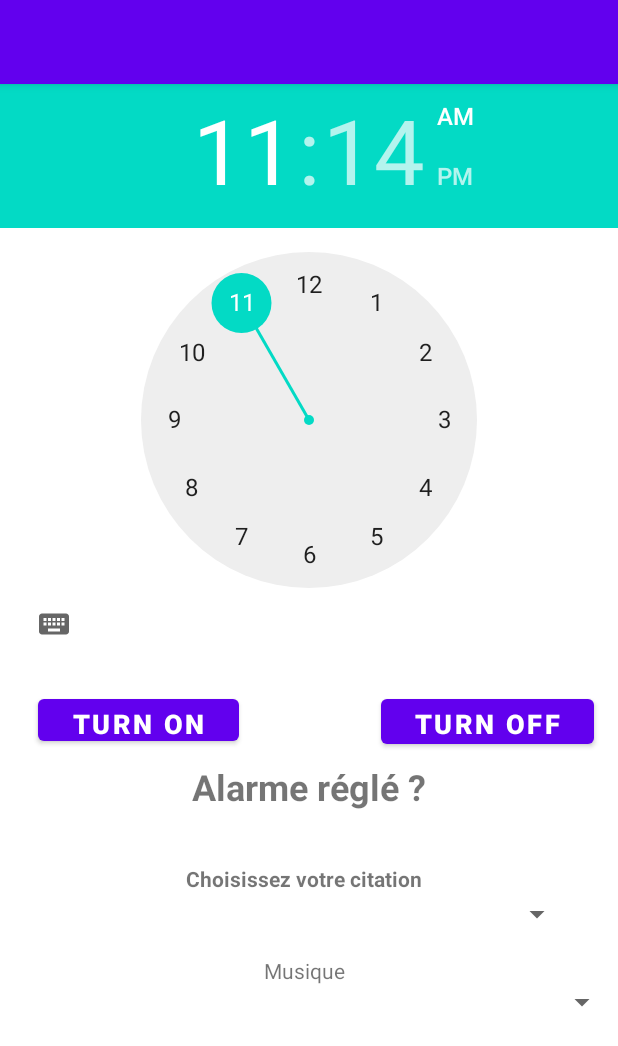
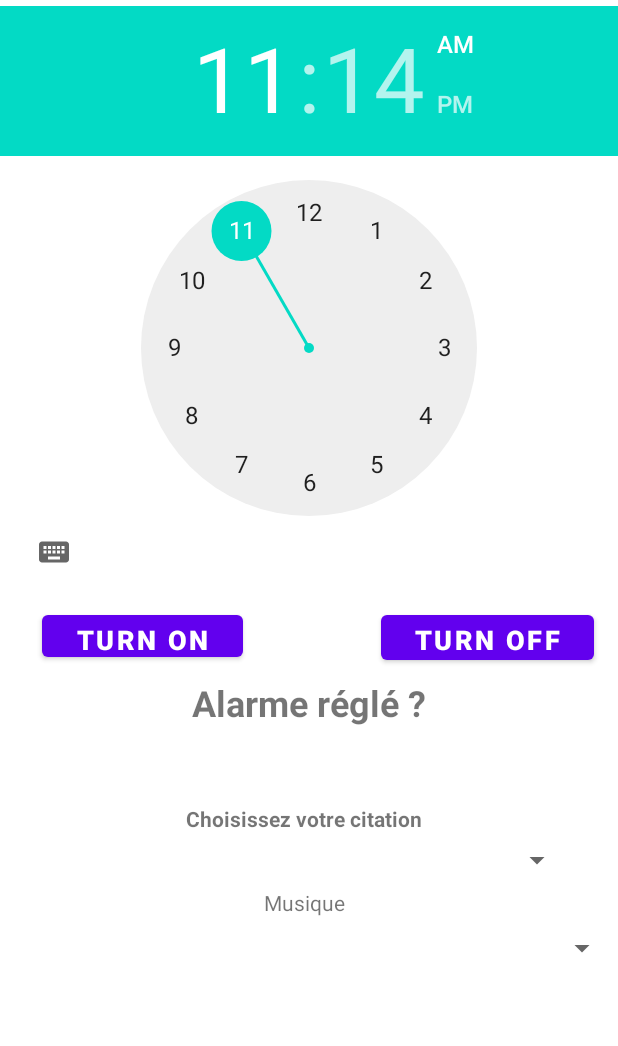
Before and after one commit to aruseus98/ProjetAlarmeV2, an Android app: the layout activity_main.xml on its own in the app's theme, with its tools: preview values and no code run, on a phone screen of 412 x 824 dp. Shown: the top 1046 px of the screen. Run offline under Robolectric (Android 15) with nearby library versions, the phone set to English and light mode, and no system bars.

Commit message:
Modification design

```diff
--- a/app/src/main/java/com/licence/projetalarme/MainActivity.java
+++ b/app/src/main/java/com/licence/projetalarme/MainActivity.java
@@ -40,8 +40,6 @@ public class MainActivity extends AppCompatActivity implements AdapterView.OnIte
     protected void onCreate(Bundle savedInstanceState) {
         super.onCreate(savedInstanceState);
         setContentView(R.layout.activity_main);
-        Toolbar toolbar = findViewById(R.id.toolbar);
-        setSupportActionBar(toolbar);
         this.context = this;
 
         // Initialisation de notre gestionnaire d'alarme
--- a/app/src/main/res/layout/activity_main.xml
+++ b/app/src/main/res/layout/activity_main.xml
@@ -11,13 +11,6 @@
         android:layout_width="match_parent"
         android:layout_height="wrap_content"
         android:theme="@style/Theme.ProjetAlarme.AppBarOverlay">
-
-        <androidx.appcompat.widget.Toolbar
-            android:id="@+id/toolbar"
-            android:layout_width="match_parent"
-            android:layout_height="?attr/actionBarSize"
-            android:background="?attr/colorPrimary"
-            app:popupTheme="@style/Theme.ProjetAlarme.PopupOverlay" />
 
     </com.google.android.material.appbar.AppBarLayout>
 
--- a/app/src/main/res/layout/content_main.xml
+++ b/app/src/main/res/layout/content_main.xml
@@ -10,7 +10,7 @@
         android:id="@+id/timePicker"
         android:layout_width="wrap_content"
         android:layout_height="wrap_content"
-        android:layout_marginTop="52dp"
+        android:layout_marginTop="4dp"
         android:timePickerMode="clock"
         app:layout_constraintEnd_toEndOf="parent"
         app:layout_constraintHorizontal_bias="0.0"
@@ -21,7 +21,7 @@
         android:id="@+id/alarm_on"
         android:layout_width="134dp"
         android:layout_height="40dp"
-        android:layout_marginTop="20dp"
+        android:layout_marginTop="12dp"
         android:clickable="true"
         android:focusable="true"
         android:text="@string/turn_on_alarm"
@@ -29,7 +29,7 @@
         android:textSize="18sp"
         android:textStyle="bold"
         app:layout_constraintEnd_toEndOf="parent"
-        app:layout_constraintHorizontal_bias="0.09"
+        app:layout_constraintHorizontal_bias="0.101"
         app:layout_constraintStart_toStartOf="parent"
         app:layout_constraintTop_toBottomOf="@+id/timePicker" />
 
@@ -37,17 +37,19 @@
         android:id="@+id/alarm_off"
         android:layout_width="142dp"
         android:layout_height="42dp"
-        android:layout_marginTop="20dp"
+        android:layout_marginTop="12dp"
         android:clickable="true"
         android:focusable="true"
         android:text="@string/turn_off_alarm"
         android:textAlignment="center"
         android:textSize="18sp"
         android:textStyle="bold"
+        app:layout_constraintBottom_toTopOf="@+id/update_text"
         app:layout_constraintEnd_toEndOf="parent"
         app:layout_constraintHorizontal_bias="0.94"
         app:layout_constraintStart_toStartOf="parent"
-        app:layout_constraintTop_toBottomOf="@+id/timePicker" />
+        app:layout_constraintTop_toBottomOf="@+id/timePicker"
+        app:layout_constraintVertical_bias="0.0" />
 
     <TextView
         android:id="@+id/update_text"
@@ -71,7 +73,7 @@
         android:layout_below="@+id/alarm_on"
         android:layout_centerHorizontal="true"
         android:layout_marginStart="28dp"
-        android:layout_marginTop="596dp"
+        android:layout_marginTop="560dp"
         android:visibility="visible"
         app:layout_constraintStart_toStartOf="parent"
         app:layout_constraintTop_toTopOf="parent" />
@@ -81,7 +83,7 @@
         android:layout_width="wrap_content"
         android:layout_height="wrap_content"
         android:layout_marginStart="124dp"
-        android:layout_marginTop="576dp"
+        android:layout_marginTop="536dp"
         android:text="Choisissez votre citation"
         android:textStyle="bold"
         app:layout_constraintStart_toStartOf="parent"
@@ -91,7 +93,7 @@
         android:id="@+id/spinner_musique"
         android:layout_width="match_parent"
         android:layout_height="wrap_content"
-        android:layout_marginTop="656dp"
+        android:layout_marginTop="620dp"
         app:layout_constraintTop_toTopOf="parent"
         tools:layout_editor_absoluteX="0dp" />
 
@@ -100,7 +102,7 @@
         android:layout_width="wrap_content"
         android:layout_height="wrap_content"
         android:layout_marginStart="176dp"
-        android:layout_marginTop="637dp"
+        android:layout_marginTop="592dp"
         android:text="Musique"
         app:layout_constraintStart_toStartOf="parent"
         app:layout_constraintTop_toTopOf="parent" />
```
